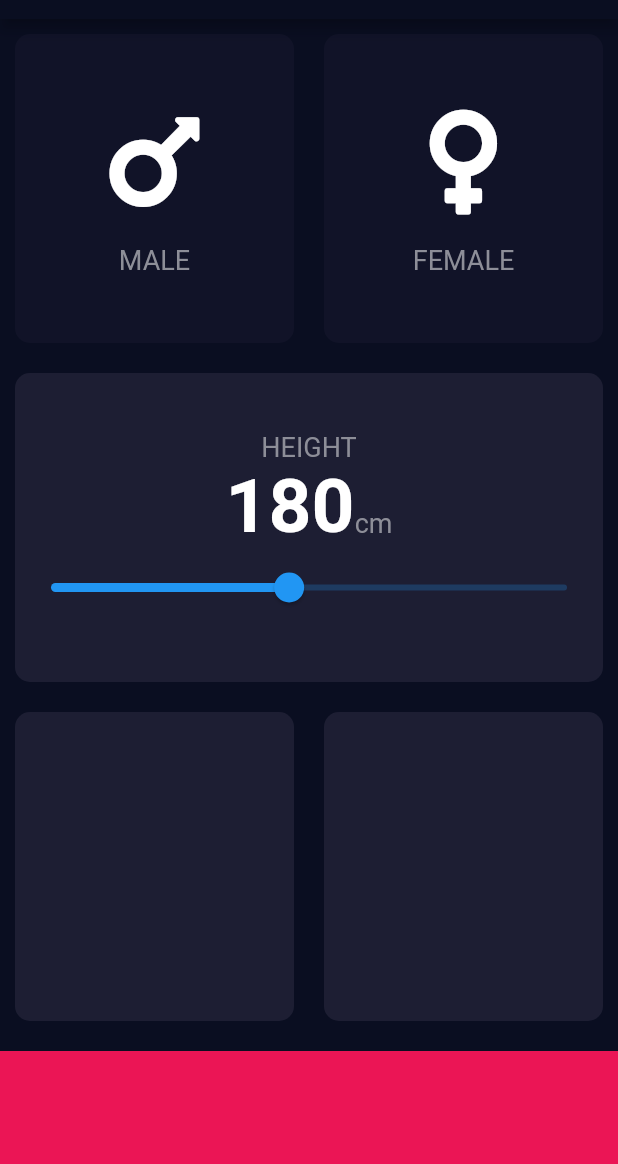
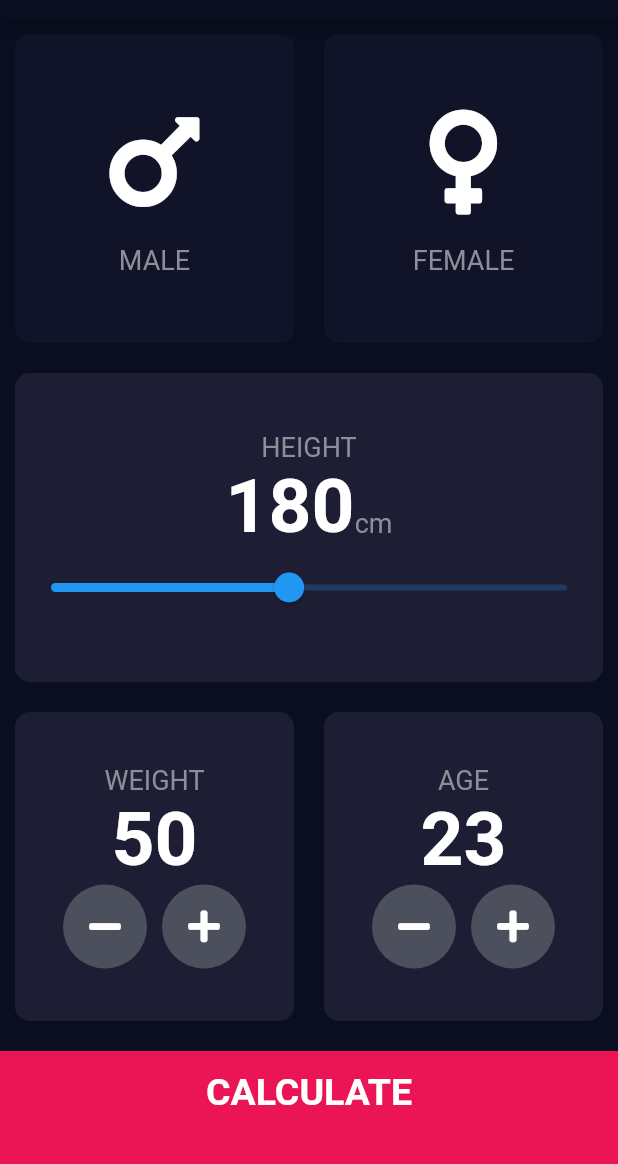
Before and after one commit to manishbsta/BMICalculator, a Flutter app: the screen it shows after launch, on a phone screen of 412 x 824 dp, the part 65-1229 px from its top. Run offline on Flutter 3.47's test engine with Material 2 defaults, Android fonts, the phone set to English and light mode, and no system bars; our stand-ins replace font_awesome_flutter.

Commit message:
modules separated

```diff
--- /dev/null
+++ b/lib/components/action_button.dart
@@ -0,0 +1,30 @@
+import 'package:flutter/material.dart';
+
+import '../constants.dart';
+
+class ActionButton extends StatelessWidget {
+  final String title;
+  final Function onTap;
+
+  ActionButton({@required this.title, @required this.onTap});
+
+  @override
+  Widget build(BuildContext context) {
+    return GestureDetector(
+      onTap: onTap,
+      child: Container(
+        child: Center(
+          child: Text(
+            title,
+            style: kLargeButtonTextStyle,
+          ),
+        ),
+        height: bottomContainerHeight,
+        width: double.infinity,
+        margin: EdgeInsets.only(top: 10.0),
+        padding: EdgeInsets.only(bottom: 25.0),
+        color: bottomContainerColor,
+      ),
+    );
+  }
+}
--- a/lib/icon_content.dart
+++ b/lib/components/icon_content.dart
@@ -1,6 +1,6 @@
 import 'package:flutter/material.dart';
 
-import 'constants.dart';
+import '../constants.dart';
 
 class IconContent extends StatelessWidget{
   final String gender;
--- a/lib/reusable_card.dart
+++ b/lib/components/reusable_card.dart
@@ -1,18 +1,18 @@
 import 'package:flutter/material.dart';
 
 class ReusableCard extends StatelessWidget {
-  final Color mColor;
-  final Widget mChild;
+  final Color color;
+  final Widget child;
 
-  ReusableCard({@required this.mColor, this.mChild});
+  ReusableCard({@required this.color, this.child});
 
   @override
   Widget build(BuildContext context) {
     return Container(
-      child: mChild,
+      child: child,
       margin: EdgeInsets.all(10.0),
       decoration: BoxDecoration(
-        color: mColor,
+        color: color,
         borderRadius: BorderRadius.circular(10.0),
       ),
     );
--- /dev/null
+++ b/lib/components/round_icon_button.dart
@@ -0,0 +1,23 @@
+import 'package:flutter/material.dart';
+
+class RoundIconButton extends StatelessWidget {
+  final IconData icon;
+  final Function onPressed;
+
+  RoundIconButton({@required this.icon, @required this.onPressed});
+
+  @override
+  Widget build(BuildContext context) {
+    return RawMaterialButton(
+      constraints: BoxConstraints.tightFor(
+        height: 56.0,
+        width: 56.0,
+      ),
+      elevation: 0.0,
+      shape: CircleBorder(),
+      child: Icon(icon),
+      onPressed: onPressed,
+      fillColor: Color(0xFF4C4F5C),
+    );
+  }
+}
--- a/lib/constants.dart
+++ b/lib/constants.dart
@@ -15,3 +15,22 @@ const kNumberTextStyle = TextStyle(
   fontSize: 50.0,
   fontWeight: FontWeight.bold,
 );
+
+const kLargeButtonTextStyle = TextStyle(
+  fontSize: 25.0,
+  fontWeight: FontWeight.bold,
+);
+
+const kResultTextStyle = TextStyle(
+  fontSize: 22.0,
+  fontWeight: FontWeight.bold,
+  color: Color(0xFF24D876),
+);
+
+const kBodyTextStyle = TextStyle(
+  fontSize: 100.0,
+  fontWeight: FontWeight.bold,
+);
+const kSuggestionTextStyle = TextStyle(
+  fontSize: 25.0,
+);
--- a/lib/input_page.dart
+++ /dev/null
@@ -1,137 +0,0 @@
-import 'package:bmi_calculator/reusable_card.dart';
-import 'package:flutter/cupertino.dart';
-import 'package:flutter/material.dart';
-import 'package:font_awesome_flutter/font_awesome_flutter.dart';
-
-import 'constants.dart';
-import 'icon_content.dart';
-
-enum Gender { male, female }
-
-class InputPage extends StatefulWidget {
-  @override
-  _InputPageState createState() => _InputPageState();
-}
-
-class _InputPageState extends State<InputPage> {
-  Gender selectedGender;
-  int height = 180;
-
-  @override
-  Widget build(BuildContext context) {
-    return Scaffold(
-      appBar: AppBar(
-        title: Text('BMI Calculator'),
-      ),
-      body: SafeArea(
-        child: Column(
-          children: <Widget>[
-            Expanded(
-              child: Row(
-                children: <Widget>[
-                  Expanded(
-                    child: GestureDetector(
-                      onTap: () {
-                        setState(() {
-                          selectedGender = Gender.male;
-                        });
-                      },
-                      child: ReusableCard(
-                        mColor: (selectedGender == Gender.male)
-                            ? activeCardColor
-                            : inactiveCardColor,
-                        mChild: IconContent(
-                          gender: 'MALE',
-                          icon: FontAwesomeIcons.mars,
-                        ),
-                      ),
-                    ),
-                  ),
-                  Expanded(
-                    child: GestureDetector(
-                      onTap: () {
-                        setState(() {
-                          selectedGender = Gender.female;
-                        });
-                      },
-                      child: ReusableCard(
-                        mColor: (selectedGender == Gender.female)
-                            ? activeCardColor
-                            : inactiveCardColor,
-                        mChild: IconContent(
-                          gender: 'FEMALE',
-                          icon: FontAwesomeIcons.venus,
-                        ),
-                      ),
-                    ),
-                  ),
-                ],
-              ),
-            ),
-            Expanded(
-              child: ReusableCard(
-                mChild: Column(
-                  mainAxisAlignment: MainAxisAlignment.center,
-                  children: <Widget>[
-                    Text(
-                      'HEIGHT',
-                      style: kLabelTextStyle,
-                    ),
-                    Row(
-                      mainAxisAlignment: MainAxisAlignment.center,
-                      crossAxisAlignment: CrossAxisAlignment.baseline,
-                      textBaseline: TextBaseline.alphabetic,
-                      children: <Widget>[
-                        Text(
-                          height.toString(),
-                          style: kNumberTextStyle,
-                        ),
-                        Text(
-                          'cm',
-                          style: kLabelTextStyle,
-                        )
-                      ],
-                    ),
-                    Slider(
-                      min: 120.0,
-                      max: 250.0,
-                      value: height.toDouble(),
-                      onChanged: (double newValue) {
-                        setState(() {
-                          height = newValue.round();
-                        });
-                      },
-                    ),
-                  ],
-                ),
-                mColor: activeCardColor,
-              ),
-            ),
-            Expanded(
-              child: Row(
-                children: <Widget>[
-                  Expanded(
-                    child: ReusableCard(
-                      mColor: activeCardColor,
-                    ),
-                  ),
-                  Expanded(
-                    child: ReusableCard(
-                      mColor: activeCardColor,
-                    ),
-                  ),
-                ],
-              ),
-            ),
-            Container(
-              height: bottomContainerHeight,
-              width: double.infinity,
-              margin: EdgeInsets.only(top: 10.0),
-              color: bottomContainerColor,
-            ),
-          ],
-        ),
-      ),
-    );
-  }
-}
--- a/lib/main.dart
+++ b/lib/main.dart
@@ -1,5 +1,5 @@
 import 'package:flutter/material.dart';
-import 'input_page.dart';
+import 'screens/input_page.dart';
 
 void main() {
   runApp(BMICalculator());
--- /dev/null
+++ b/lib/screens/input_page.dart
@@ -0,0 +1,217 @@
+import 'file:///D:/FlutterProjects/bmi_calculator/lib/screens/result_page.dart';
+import 'file:///D:/FlutterProjects/bmi_calculator/lib/components/reusable_card.dart';
+import 'package:bmi_calculator/components/round_icon_button.dart';
+import 'package:flutter/cupertino.dart';
+import 'package:flutter/material.dart';
+import 'package:font_awesome_flutter/font_awesome_flutter.dart';
+
+import '../components/action_button.dart';
+import '../constants.dart';
+import '../components/icon_content.dart';
+
+enum Gender { male, female }
+
+class InputPage extends StatefulWidget {
+  @override
+  _InputPageState createState() => _InputPageState();
+}
+
+class _InputPageState extends State<InputPage> {
+  Gender selectedGender;
+  int height = 180;
+  int weight = 50;
+  int age = 23;
+
+  @override
+  Widget build(BuildContext context) {
+    return Scaffold(
+      appBar: AppBar(
+        title: Text('BMI Calculator'),
+      ),
+      body: SafeArea(
+        child: Column(
+          children: <Widget>[
+            Expanded(
+              child: Row(
+                children: <Widget>[
+                  Expanded(
+                    child: GestureDetector(
+                      onTap: () {
+                        setState(() {
+                          selectedGender = Gender.male;
+                        });
+                      },
+                      child: ReusableCard(
+                        color: (selectedGender == Gender.male)
+                            ? activeCardColor
+                            : inactiveCardColor,
+                        child: IconContent(
+                          gender: 'MALE',
+                          icon: FontAwesomeIcons.mars,
+                        ),
+                      ),
+                    ),
+                  ),
+                  Expanded(
+                    child: GestureDetector(
+                      onTap: () {
+                        setState(() {
+                          selectedGender = Gender.female;
+                        });
+                      },
+                      child: ReusableCard(
+                        color: (selectedGender == Gender.female)
+                            ? activeCardColor
+                            : inactiveCardColor,
+                        child: IconContent(
+                          gender: 'FEMALE',
+                          icon: FontAwesomeIcons.venus,
+                        ),
+                      ),
+                    ),
+                  ),
+                ],
+              ),
+            ),
+            Expanded(
+              child: ReusableCard(
+                child: Column(
+                  mainAxisAlignment: MainAxisAlignment.center,
+                  children: <Widget>[
+                    Text(
+                      'HEIGHT',
+                      style: kLabelTextStyle,
+                    ),
+                    Row(
+                      mainAxisAlignment: MainAxisAlignment.center,
+                      crossAxisAlignment: CrossAxisAlignment.baseline,
+                      textBaseline: TextBaseline.alphabetic,
+                      children: <Widget>[
+                        Text(
+                          height.toString(),
+                          style: kNumberTextStyle,
+                        ),
+                        Text(
+                          'cm',
+                          style: kLabelTextStyle,
+                        )
+                      ],
+                    ),
+                    Slider(
+                      min: 120.0,
+                      max: 250.0,
+                      value: height.toDouble(),
+                      onChanged: (double newValue) {
+                        setState(() {
+                          height = newValue.round();
+                        });
+                      },
+                    ),
+                  ],
+                ),
+                color: activeCardColor,
+              ),
+            ),
+            Expanded(
+              child: Row(
+                children: <Widget>[
+                  Expanded(
+                    child: ReusableCard(
+                      color: activeCardColor,
+                      child: Column(
+                        mainAxisAlignment: MainAxisAlignment.center,
+                        children: <Widget>[
+                          Text(
+                            'WEIGHT',
+                            style: kLabelTextStyle,
+                          ),
+                          Text(
+                            weight.toString(),
+                            style: kNumberTextStyle,
+                          ),
+                          Row(
+                            mainAxisAlignment: MainAxisAlignment.center,
+                            children: <Widget>[
+                              RoundIconButton(
+                                icon: FontAwesomeIcons.minus,
+                                onPressed: () {
+                                  setState(() {
+                                    weight--;
+                                  });
+                                },
+                              ),
+                              SizedBox(
+                                width: 10.0,
+                              ),
+                              RoundIconButton(
+                                icon: FontAwesomeIcons.plus,
+                                onPressed: () {
+                                  setState(() {
+                                    weight++;
+                                  });
+                                },
+                              ),
+                            ],
+                          ),
+                        ],
+                      ),
+                    ),
+                  ),
+                  Expanded(
+                    child: ReusableCard(
+                      color: activeCardColor,
+                      child: Column(
+                        mainAxisAlignment: MainAxisAlignment.center,
+                        children: <Widget>[
+                          Text(
+                            'AGE',
+                            style: kLabelTextStyle,
+                          ),
+                          Text(
+                            age.toString(),
+                            style: kNumberTextStyle,
+                          ),
+                          Row(
+                            mainAxisAlignment: MainAxisAlignment.center,
+                            children: <Widget>[
+                              RoundIconButton(
+                                icon: FontAwesomeIcons.minus,
+                                onPressed: () {
+                                  setState(() {
+                                    age--;
+                                  });
+                                },
+                              ),
+                              SizedBox(
+                                width: 10.0,
+                              ),
+                              RoundIconButton(
+                                icon: FontAwesomeIcons.plus,
+                                onPressed: () {
+                                  setState(() {
+                                    age++;
+                                  });
+                                },
+                              ),
+                            ],
+                          ),
+                        ],
+                      ),
+                    ),
+                  ),
+                ],
+              ),
+            ),
+            ActionButton(
+              title: 'CALCULATE',
+              onTap: () {
+                Navigator.push(context,
+                    MaterialPageRoute(builder: (context) => ResultPage()));
+              },
+            ),
+          ],
+        ),
+      ),
+    );
+  }
+}
```
Also changed, not shown: lib/screens/result_page.dart (added, +65 -0 lines).
